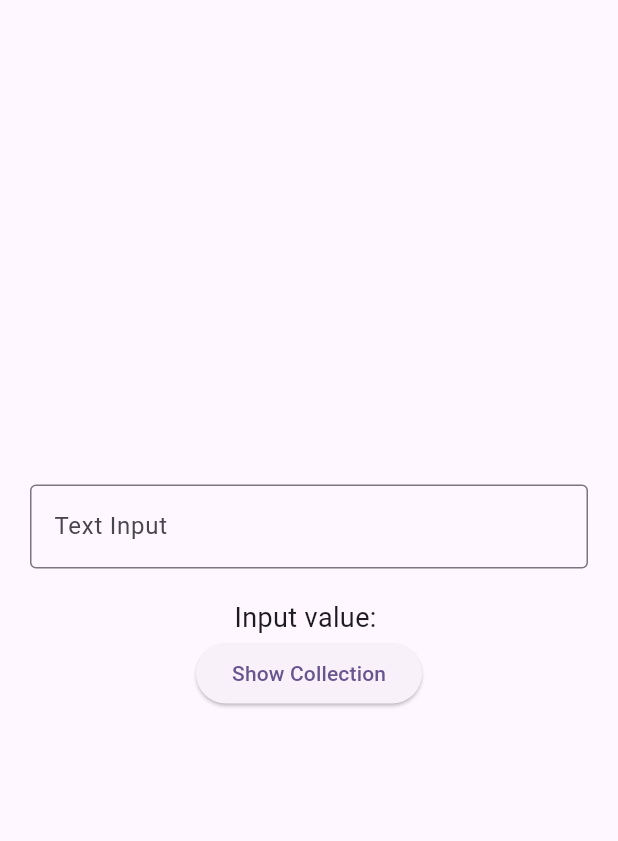
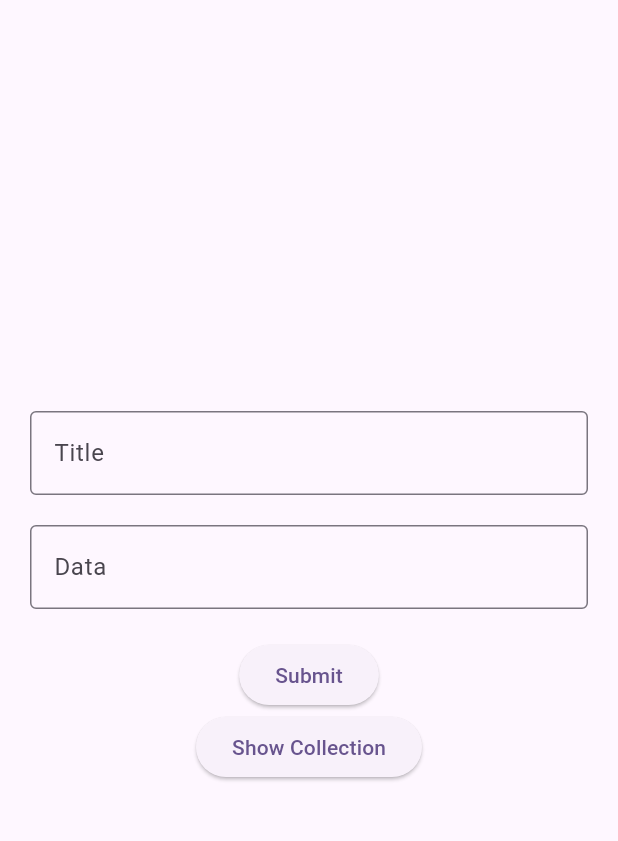
Before and after one commit to A00838521/ForaneoApp, a Flutter app: the screen it shows after launch, on a phone screen of 412 x 824 dp, the part 63-904 px from its top. Run offline on Flutter 3.47's test engine with Material 3 defaults, Android fonts, the phone set to English and light mode, and no system bars; our stand-ins replace cloud_firestore, firebase_core, geolocator; accounts and stored records are empty.

Commit message:
input both title and data

```diff
--- a/lib/main.dart
+++ b/lib/main.dart
@@ -28,7 +28,9 @@
         colorScheme: ColorScheme.fromSeed(seedColor: Colors.deepPurple),
         useMaterial3: true,
       ),
-      home: const Testing(title: 'Flutter Demo Home Page'),
+      home: const Testing(
+          title:
+              'Flutter Demo Home Page'), // Replace with MyHomePage() to test the other code
     );
   }
 }
--- a/lib/testing.dart
+++ b/lib/testing.dart
@@ -1,35 +1,45 @@
+import 'package:flutter/material.dart';
+import 'package:geolocator/geolocator.dart';
 import 'package:cloud_firestore/cloud_firestore.dart';
-import 'package:flutter/material.dart';
-import 'package:firebase_core/firebase_core.dart';
-import 'firebase_options.dart';
-import 'package:geolocator/geolocator.dart';
 import 'locationService.dart';
 import 'forum.dart';
 
 class Testing extends StatefulWidget {
-  const Testing({super.key, required this.title});
+  const Testing({Key? key, required this.title}) : super(key: key);
 
   final String title;
+
   @override
-  State<Testing> createState() => testing();
+  State<Testing> createState() => _TestingState();
 }
 
-class testing extends State<Testing> {
+class _TestingState extends State<Testing> {
   final LocationService locationService = LocationService();
-  FirebaseFirestore db = FirebaseFirestore.instance;
-  String inputValue = '';
+  TextEditingController titleController = TextEditingController();
+  TextEditingController dataController = TextEditingController();
 
-  Future<void> handleSubmitted(String value) async {
+  Future<void> handleSubmitted() async {
     Position userLocation = await locationService.getCurrentLocation();
     print(userLocation.longitude);
-    print(userLocation.altitude);
-    var something = 'algo aqui';
+    print(userLocation.latitude);
     FirebaseFirestore.instance.collection('forum').add({
-      'title': value,
-      'data': something,
+      'title': titleController.text,
+      'data': dataController.text,
       'longitud': userLocation.longitude,
       'latitud': userLocation.latitude,
     });
+
+    // Clear the input values after submission
+    titleController.clear();
+    dataController.clear();
+  }
+
+  @override
+  void dispose() {
+    // Clean up the controllers when the widget is disposed
+    titleController.dispose();
+    dataController.dispose();
+    super.dispose();
   }
 
   @override
@@ -45,22 +55,26 @@ class testing extends State<Testing> {
             mainAxisAlignment: MainAxisAlignment.center,
             children: <Widget>[
               TextField(
-                onChanged: (value) {
-                  setState(() {
-                    inputValue = value;
-                  });
-                },
-                onSubmitted: handleSubmitted,
+                controller: titleController,
                 decoration: InputDecoration(
-                  hintText: 'Enter your text...',
-                  labelText: 'Text Input',
+                  hintText: 'Enter title...',
+                  labelText: 'Title',
                   border: OutlineInputBorder(),
                 ),
               ),
               SizedBox(height: 20.0),
-              Text(
-                'Input value: $inputValue',
-                style: TextStyle(fontSize: 18.0),
+              TextField(
+                controller: dataController,
+                decoration: InputDecoration(
+                  hintText: 'Enter data...',
+                  labelText: 'Data',
+                  border: OutlineInputBorder(),
+                ),
+              ),
+              SizedBox(height: 20.0),
+              ElevatedButton(
+                onPressed: handleSubmitted,
+                child: Text('Submit'),
               ),
               ElevatedButton(
                 onPressed: () {
```
